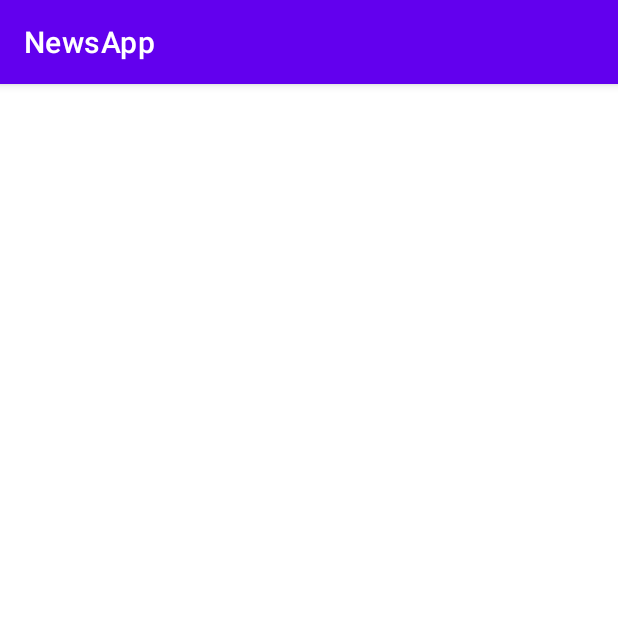
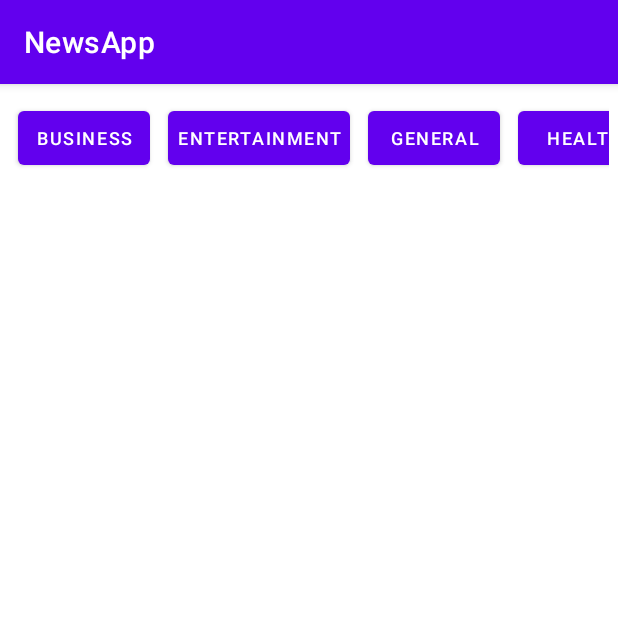
Before and after one commit to nirojfloyd/NewsApp, an Android app: the screen it shows after launch (MainActivity), on a phone screen of 412 x 824 dp, the top half of it. Run offline under Robolectric (Android 15) with nearby library versions, the phone set to English and light mode, and no system bars.

Commit message:
Created Category UI Buttons

```diff
--- a/app/src/main/res/layout/activity_main.xml
+++ b/app/src/main/res/layout/activity_main.xml
@@ -7,6 +7,83 @@
     android:orientation="vertical"
     tools:context=".MainActivity">
 
+   <HorizontalScrollView
+       android:layout_width="match_parent"
+       android:layout_height="wrap_content"
+      android:layout_margin="6dp">
+
+      <LinearLayout
+          android:layout_width="match_parent"
+          android:layout_height="wrap_content">
+
+         <Button
+             android:layout_width="wrap_content"
+             android:layout_height="wrap_content"
+             android:id="@+id/btn_1"
+             android:text="business"
+             android:layout_margin="6dp"
+             android:padding="6dp"
+             android:textSize="12sp">
+         </Button>
+         <Button
+             android:layout_width="wrap_content"
+             android:layout_height="wrap_content"
+             android:id="@+id/btn_2"
+             android:text="entertainment"
+             android:layout_margin="6dp"
+             android:padding="6dp"
+             android:textSize="12sp">
+         </Button>
+         <Button
+             android:layout_width="wrap_content"
+             android:layout_height="wrap_content"
+             android:id="@+id/btn_3"
+             android:text="general"
+             android:layout_margin="6dp"
+             android:padding="6dp"
+             android:textSize="12sp">
+         </Button>
+         <Button
+             android:layout_width="wrap_content"
+             android:layout_height="wrap_content"
+             android:id="@+id/btn_4"
+             android:text="health"
+             android:layout_margin="6dp"
+             android:padding="6dp"
+             android:textSize="12sp">
+         </Button>
+         <Button
+             android:layout_width="wrap_content"
+             android:layout_height="wrap_content"
+             android:id="@+id/btn_5"
+             android:text="science"
+             android:layout_margin="6dp"
+             android:padding="6dp"
+             android:textSize="12sp">
+         </Button>
+         <Button
+             android:layout_width="wrap_content"
+             android:layout_height="wrap_content"
+             android:id="@+id/btn_6"
+             android:text="sports"
+             android:layout_margin="6dp"
+             android:padding="6dp"
+             android:textSize="12sp">
+         </Button>
+         <Button
+             android:layout_width="wrap_content"
+             android:layout_height="wrap_content"
+             android:id="@+id/btn_7"
+             android:text="technology"
+             android:layout_margin="6dp"
+             android:padding="6dp"
+             android:textSize="12sp">
+         </Button>
+
+      </LinearLayout>
+   </HorizontalScrollView>
+
+
    <androidx.recyclerview.widget.RecyclerView
        android:id="@+id/recycler_main"
        android:layout_margin="8dp"
```
